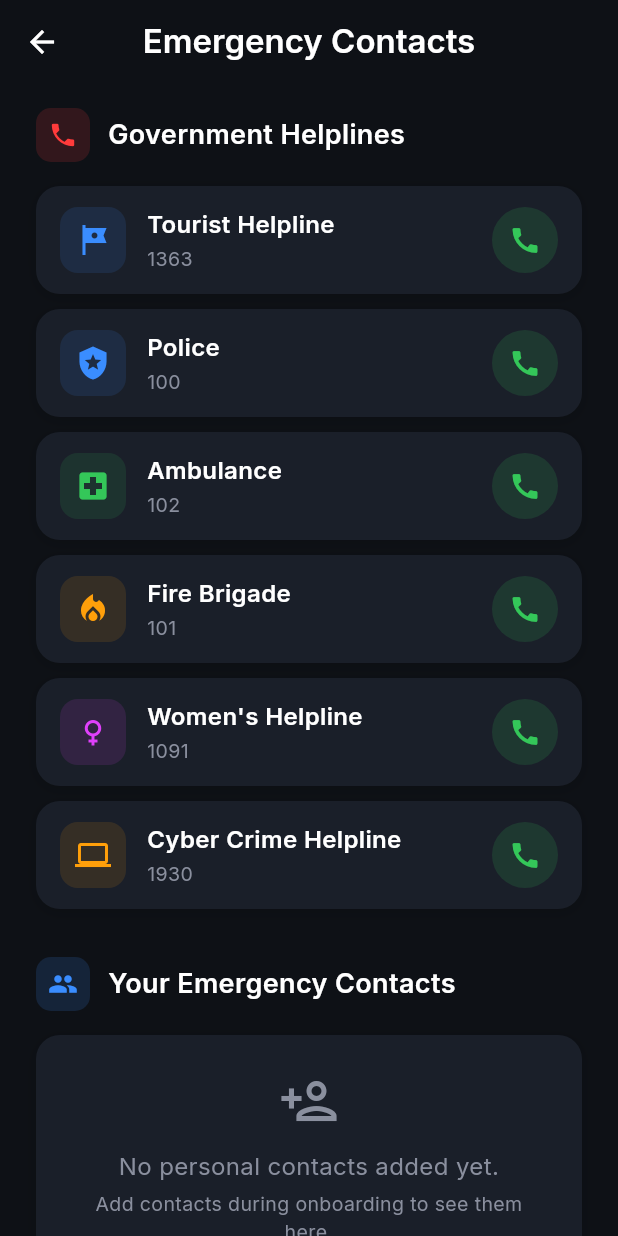
After one commit to lakshmerani777/Tourist_Safety_App_SIH_Pinnacle, a Flutter app: the EmergencyContactsScreen screen opened by its route, on a phone screen of 412 x 824 dp. The commit adds this screen. Run offline on Flutter 3.47's test engine with Material 3 defaults, Android fonts, the phone set to English and light mode, and no system bars; our stand-ins replace country_picker, flutter_map, flutter_riverpod, go_router, google_fonts, latlong2 and 1 more.

Commit message:
feat: Add Emergency Contacts screen with govt helplines and call buttons

```diff
--- a/lib/core/router/app_router.dart
+++ b/lib/core/router/app_router.dart
@@ -5,6 +5,7 @@ import '../../screens/onboarding_screen.dart';
 import '../../screens/home_dashboard_screen.dart';
 import '../../screens/sos_activated_screen.dart';
 import '../../screens/map_view_screen.dart';
+import '../../screens/emergency_contacts_screen.dart';
 
 final GoRouter appRouter = GoRouter(
   initialLocation: '/splash',
@@ -33,5 +34,9 @@ final GoRouter appRouter = GoRouter(
       path: '/map',
       builder: (context, state) => const MapViewScreen(),
     ),
+    GoRoute(
+      path: '/emergency',
+      builder: (context, state) => const EmergencyContactsScreen(),
+    ),
   ],
 );
--- /dev/null
+++ b/lib/screens/emergency_contacts_screen.dart
@@ -0,0 +1,308 @@
+import 'package:flutter/material.dart';
+import 'package:flutter_riverpod/flutter_riverpod.dart';
+import 'package:url_launcher/url_launcher.dart';
+import '../core/theme/app_colors.dart';
+import '../core/theme/app_typography.dart';
+import '../core/widgets/safety_card.dart';
+import '../providers/onboarding_provider.dart';
+
+class EmergencyContactsScreen extends ConsumerWidget {
+  const EmergencyContactsScreen({super.key});
+
+  Future<void> _makeCall(String number) async {
+    final uri = Uri(scheme: 'tel', path: number);
+    if (await canLaunchUrl(uri)) {
+      await launchUrl(uri);
+    }
+  }
+
+  @override
+  Widget build(BuildContext context, WidgetRef ref) {
+    final onboarding = ref.watch(onboardingProvider);
+    final data = onboarding.data;
+
+    return Scaffold(
+      backgroundColor: AppColors.background,
+      appBar: AppBar(
+        backgroundColor: AppColors.background,
+        elevation: 0,
+        leading: IconButton(
+          icon: const Icon(Icons.arrow_back, color: AppColors.textPrimary),
+          onPressed: () => Navigator.pop(context),
+        ),
+        title: Text('Emergency Contacts', style: AppTypography.h2),
+        centerTitle: true,
+      ),
+      body: SingleChildScrollView(
+        padding: const EdgeInsets.symmetric(horizontal: 24, vertical: 16),
+        child: Column(
+          crossAxisAlignment: CrossAxisAlignment.start,
+          children: [
+            // Government Helplines Header
+            Row(
+              children: [
+                Container(
+                  width: 36,
+                  height: 36,
+                  decoration: BoxDecoration(
+                    borderRadius: BorderRadius.circular(10),
+                    color: AppColors.alertRed.withValues(alpha: 0.15),
+                  ),
+                  child: const Icon(Icons.local_phone,
+                      color: AppColors.alertRed, size: 20),
+                ),
+                const SizedBox(width: 12),
+                Text('Government Helplines',
+                    style: AppTypography.h2.copyWith(fontSize: 18)),
+              ],
+            ),
+            const SizedBox(height: 16),
+
+            _HelplineCard(
+              icon: Icons.tour,
+              iconColor: AppColors.accentBlue,
+              title: 'Tourist Helpline',
+              number: '1363',
+              onCall: () => _makeCall('1363'),
+            ),
+            const SizedBox(height: 10),
+            _HelplineCard(
+              icon: Icons.local_police,
+              iconColor: AppColors.accentBlue,
+              title: 'Police',
+              number: '100',
+              onCall: () => _makeCall('100'),
+            ),
+            const SizedBox(height: 10),
+            _HelplineCard(
+              icon: Icons.local_hospital,
+              iconColor: AppColors.success,
+              title: 'Ambulance',
+              number: '102',
+              onCall: () => _makeCall('102'),
+            ),
+            const SizedBox(height: 10),
+            _HelplineCard(
+              icon: Icons.local_fire_department,
+              iconColor: AppColors.warning,
+              title: 'Fire Brigade',
+              number: '101',
+              onCall: () => _makeCall('101'),
+            ),
+            const SizedBox(height: 10),
+            _HelplineCard(
+              icon: Icons.female,
+              iconColor: const Color(0xFFE040FB),
+              title: "Women's Helpline",
+              number: '1091',
+              onCall: () => _makeCall('1091'),
+            ),
+            const SizedBox(height: 10),
+            _HelplineCard(
+              icon: Icons.computer,
+              iconColor: AppColors.warning,
+              title: 'Cyber Crime Helpline',
+              number: '1930',
+              onCall: () => _makeCall('1930'),
+            ),
+
+            const SizedBox(height: 32),
+
+            // Personal Emergency Contacts Header
+            Row(
+              children: [
+                Container(
+                  width: 36,
+                  height: 36,
+                  decoration: BoxDecoration(
+                    borderRadius: BorderRadius.circular(10),
+                    color: AppColors.accentBlue.withValues(alpha: 0.15),
+                  ),
+                  child: const Icon(Icons.people,
+                      color: AppColors.accentBlue, size: 20),
+                ),
+                const SizedBox(width: 12),
+                Text('Your Emergency Contacts',
+                    style: AppTypography.h2.copyWith(fontSize: 18)),
+              ],
+            ),
+            const SizedBox(height: 16),
+
+            if (data.contact1Name.isNotEmpty)
+              _PersonalContactCard(
+                name: data.contact1Name,
+                relationship: data.contact1Relationship ?? '',
+                phone: data.contact1Phone,
+                onCall: () => _makeCall(data.contact1Phone),
+              ),
+            if (data.contact1Name.isNotEmpty) const SizedBox(height: 10),
+
+            if (data.contact2Name.isNotEmpty)
+              _PersonalContactCard(
+                name: data.contact2Name,
+                relationship: data.contact2Relationship ?? '',
+                phone: data.contact2Phone,
+                onCall: () => _makeCall(data.contact2Phone),
+              ),
+
+            if (data.contact1Name.isEmpty && data.contact2Name.isEmpty)
+              SafetyCard(
+                padding: const EdgeInsets.all(24),
+                child: Column(
+                  children: [
+                    Icon(Icons.person_add_outlined,
+                        color: AppColors.textSecondary, size: 40),
+                    const SizedBox(height: 12),
+                    Text(
+                      'No personal contacts added yet.',
+                      style: AppTypography.body
+                          .copyWith(color: AppColors.textSecondary),
+                      textAlign: TextAlign.center,
+                    ),
+                    const SizedBox(height: 4),
+                    Text(
+                      'Add contacts during onboarding to see them here.',
+                      style: AppTypography.caption,
+                      textAlign: TextAlign.center,
+                    ),
+                  ],
+                ),
+              ),
+
+            const SizedBox(height: 32),
+          ],
+        ),
+      ),
+    );
+  }
+}
+
+// -- Government helpline card --
+class _HelplineCard extends StatelessWidget {
+  final IconData icon;
+  final Color iconColor;
+  final String title;
+  final String number;
+  final VoidCallback onCall;
+
+  const _HelplineCard({
+    required this.icon,
+    required this.iconColor,
+    required this.title,
+    required this.number,
+    required this.onCall,
+  });
+
+  @override
+  Widget build(BuildContext context) {
+    return SafetyCard(
+      padding: const EdgeInsets.symmetric(horizontal: 16, vertical: 14),
+      child: Row(
+        children: [
+          Container(
+            width: 44,
+            height: 44,
+            decoration: BoxDecoration(
+              borderRadius: BorderRadius.circular(12),
+              color: iconColor.withValues(alpha: 0.12),
+            ),
+            child: Icon(icon, color: iconColor, size: 24),
+          ),
+          const SizedBox(width: 14),
+          Expanded(
+            child: Column(
+              crossAxisAlignment: CrossAxisAlignment.start,
+              children: [
+                Text(title,
+                    style: AppTypography.body
+                        .copyWith(fontWeight: FontWeight.w600)),
+                const SizedBox(height: 2),
+                Text(number, style: AppTypography.caption),
+              ],
+            ),
+          ),
+          // Call button
+          GestureDetector(
+            onTap: onCall,
+            child: Container(
+              width: 44,
+              height: 44,
+              decoration: BoxDecoration(
+                shape: BoxShape.circle,
+                color: AppColors.success.withValues(alpha: 0.15),
+              ),
+              child: const Icon(Icons.call, color: AppColors.success, size: 22),
+            ),
+          ),
+        ],
+      ),
+    );
+  }
+}
+
+// -- Personal contact card --
+class _PersonalContactCard extends StatelessWidget {
+  final String name;
+  final String relationship;
+  final String phone;
+  final VoidCallback onCall;
+
+  const _PersonalContactCard({
+    required this.name,
+    required this.relationship,
+    required this.phone,
+    required this.onCall,
+  });
+
+  @override
+  Widget build(BuildContext context) {
+    return SafetyCard(
+      accentColor: AppColors.accentBlue,
+      padding: const EdgeInsets.symmetric(horizontal: 16, vertical: 14),
+      child: Row(
+        children: [
+          Container(
+            width: 44,
+            height: 44,
+            decoration: BoxDecoration(
+              shape: BoxShape.circle,
+              color: AppColors.accentBlue.withValues(alpha: 0.12),
+            ),
+            child: const Icon(Icons.person,
+                color: AppColors.accentBlue, size: 24),
+          ),
+          const SizedBox(width: 14),
+          Expanded(
+            child: Column(
+              crossAxisAlignment: CrossAxisAlignment.start,
+              children: [
+                Text(name,
+                    style: AppTypography.body
+                        .copyWith(fontWeight: FontWeight.w600)),
+                const SizedBox(height: 2),
+                Text(
+                  relationship.isNotEmpty
+                      ? '$relationship · $phone'
+                      : phone,
+                  style: AppTypography.caption,
+                ),
+              ],
+            ),
+          ),
+          GestureDetector(
+            onTap: onCall,
+            child: Container(
+              width: 44,
+              height: 44,
+              decoration: BoxDecoration(
+                shape: BoxShape.circle,
+                color: AppColors.success.withValues(alpha: 0.15),
+              ),
+              child: const Icon(Icons.call, color: AppColors.success, size: 22),
+            ),
+          ),
+        ],
+      ),
+    );
+  }
+}
--- a/lib/screens/home_dashboard_screen.dart
+++ b/lib/screens/home_dashboard_screen.dart
@@ -6,7 +6,6 @@ import '../core/theme/app_colors.dart';
 import '../core/theme/app_typography.dart';
 import '../core/widgets/safety_card.dart';
 import '../core/widgets/status_badge.dart';
-import '../providers/location_provider.dart';
 
 class HomeDashboardScreen extends ConsumerStatefulWidget {
   const HomeDashboardScreen({super.key});
@@ -101,9 +100,6 @@ class _HomeDashboardScreenState extends ConsumerState<HomeDashboardScreen>
 
           // Current Location Banner
           Builder(builder: (context) {
-            final location = ref.watch(locationProvider);
-            final lat = location.currentPosition.latitude.toStringAsFixed(6);
-            final lng = location.currentPosition.longitude.toStringAsFixed(6);
             return SafetyCard(
               accentColor: AppColors.accentBlue,
               padding: const EdgeInsets.all(14),
@@ -232,7 +228,7 @@ class _HomeDashboardScreenState extends ConsumerState<HomeDashboardScreen>
                 title: 'Emergency\nContacts',
                 icon: Icons.phone_in_talk,
                 color: AppColors.alertRed,
-                onTap: () {},
+                onTap: () => context.push('/emergency'),
               ),
               _QuickActionCard(
                 title: 'Safety\nMap',
--- a/lib/screens/sos_activated_screen.dart
+++ b/lib/screens/sos_activated_screen.dart
@@ -6,7 +6,6 @@ import '../core/theme/app_typography.dart';
 import '../core/widgets/safety_card.dart';
 import '../core/widgets/safety_button.dart';
 import '../providers/sos_provider.dart';
-import '../providers/location_provider.dart';
 
 class SOSActivatedScreen extends ConsumerStatefulWidget {
   const SOSActivatedScreen({super.key});
@@ -78,9 +77,6 @@ class _SOSActivatedScreenState extends ConsumerState<SOSActivatedScreen>
   @override
   Widget build(BuildContext context) {
     final sos = ref.watch(sosProvider);
-    final location = ref.watch(locationProvider);
-    final lat = location.currentPosition.latitude.toStringAsFixed(6);
-    final lng = location.currentPosition.longitude.toStringAsFixed(6);
 
     return Scaffold(
       backgroundColor: AppColors.background,
--- a/pubspec.yaml
+++ b/pubspec.yaml
@@ -20,6 +20,7 @@ dependencies:
   pin_code_fields: ^8.0.0
   country_picker: ^2.0.20
   permission_handler: ^11.0.0
+  url_launcher: ^6.2.0
 
 dev_dependencies:
   flutter_test:
```
Also changed, not shown: pubspec.lock.
